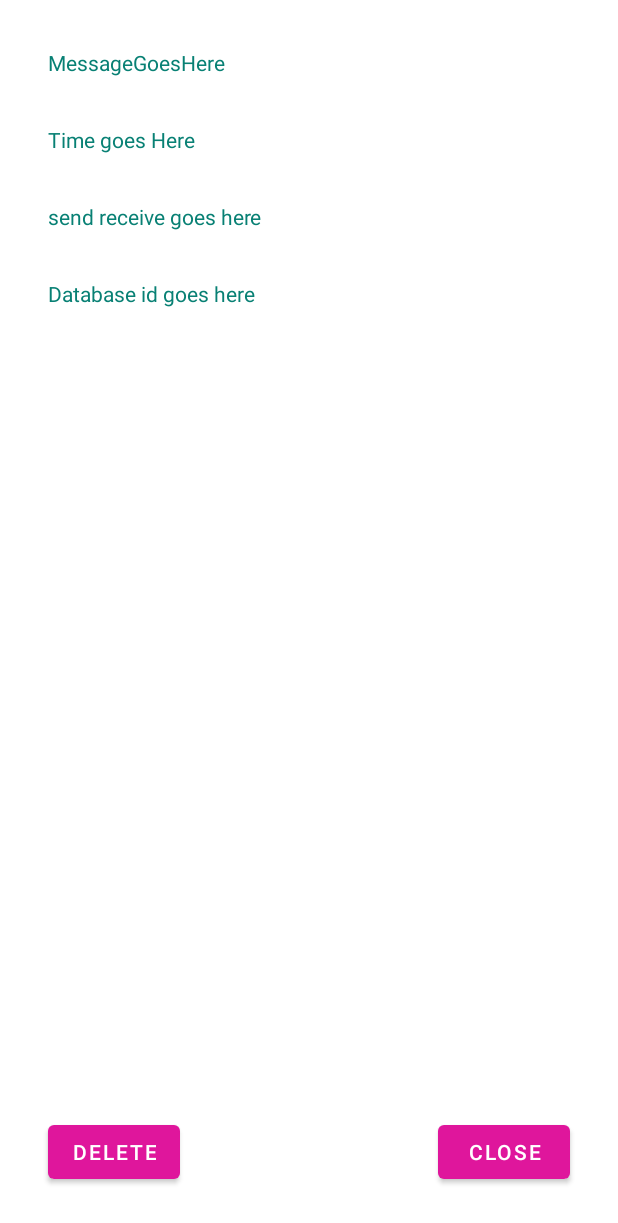
After one commit to Yingyingyyz/YingSAndroidLabs, an Android app: the layout details_layout.xml on its own in the app's theme, with its tools: preview values and no code run, on a phone screen of 412 x 824 dp. The commit adds this screen. Shown: the top 1223 px of the screen. Run offline under Robolectric (Android 15) with nearby library versions, the phone set to English and light mode, and no system bars.

Commit message:
Finished week8

```diff
--- a/app/src/main/res/layout/chatlayout.xml
+++ b/app/src/main/res/layout/chatlayout.xml
@@ -1,6 +1,7 @@
 <?xml version="1.0" encoding="utf-8"?>
 <androidx.constraintlayout.widget.ConstraintLayout xmlns:android="http://schemas.android.com/apk/res/android"
     xmlns:app="http://schemas.android.com/apk/res-auto"
+    android:background="@color/white"
     android:layout_width="match_parent"
     android:layout_height="match_parent">
 
--- /dev/null
+++ b/app/src/main/res/layout/details_layout.xml
@@ -0,0 +1,70 @@
+<?xml version="1.0" encoding="utf-8"?>
+<androidx.constraintlayout.widget.ConstraintLayout xmlns:android="http://schemas.android.com/apk/res/android"
+    xmlns:app="http://schemas.android.com/apk/res-auto"
+    android:layout_width="match_parent"
+    android:background="@color/white"
+    android:layout_height="match_parent">
+
+    <TextView
+        android:id="@+id/messageView"
+        android:layout_width="wrap_content"
+        android:layout_height="wrap_content"
+        app:layout_constraintTop_toTopOf="parent"
+        android:layout_marginStart="32dp"
+        android:layout_marginTop="32dp"
+        android:text="MessageGoesHere"
+        app:layout_constraintStart_toStartOf="parent" />
+
+    <TextView
+        android:id="@+id/sendView"
+        android:layout_width="wrap_content"
+        android:layout_height="wrap_content"
+        android:layout_marginStart="32dp"
+        android:layout_marginTop="32dp"
+        android:text="Time goes Here"
+        app:layout_constraintStart_toStartOf="parent"
+        app:layout_constraintTop_toBottomOf="@+id/messageView" />
+
+    <TextView
+        android:id="@+id/timeView"
+        android:layout_width="wrap_content"
+        android:layout_height="wrap_content"
+        android:layout_marginStart="32dp"
+        android:layout_marginTop="32dp"
+        android:text="send receive goes here"
+        app:layout_constraintStart_toStartOf="parent"
+        app:layout_constraintTop_toBottomOf="@+id/sendView" />
+
+    <TextView
+        android:id="@+id/databaseIdView"
+        android:layout_width="wrap_content"
+        android:layout_height="wrap_content"
+        android:layout_marginStart="32dp"
+        android:layout_marginTop="32dp"
+        android:text="Database id goes here"
+        app:layout_constraintStart_toStartOf="parent"
+        app:layout_constraintTop_toBottomOf="@+id/timeView" />
+
+
+    <Button
+        android:id="@+id/deleteButton"
+        android:layout_width="wrap_content"
+        android:layout_height="wrap_content"
+        android:layout_marginBottom="32dp"
+        android:layout_marginLeft="32dp"
+        android:text="delete"
+        app:layout_constraintBottom_toBottomOf="parent"
+        app:layout_constraintStart_toStartOf="parent" />
+
+    <Button
+        android:id="@+id/closeButton"
+        android:layout_width="wrap_content"
+        android:layout_height="wrap_content"
+        android:layout_marginBottom="32dp"
+        android:layout_marginRight="32dp"
+        android:text="close"
+        app:layout_constraintBottom_toBottomOf="parent"
+        app:layout_constraintEnd_toEndOf="parent" />
+
+
+</androidx.constraintlayout.widget.ConstraintLayout>
```
Also changed, not shown: app/src/main/java/algonquin/cst2335/zhao0211/ChatRoom.java (+21 -209 lines), app/src/main/java/algonquin/cst2335/zhao0211/MessageDetailsFragment.java (added, +56 -0 lines), app/src/main/java/algonquin/cst2335/zhao0211/MessageListFragment.java (added, +207 -0 lines), app/src/main/res/layout-sw600dp/empty_layout.xml (added, +19 -0 lines), app/src/main/res/layout/empty_layout.xml (added, +8 -0 lines). Lines whose indentation alone changed are shown as unchanged.
